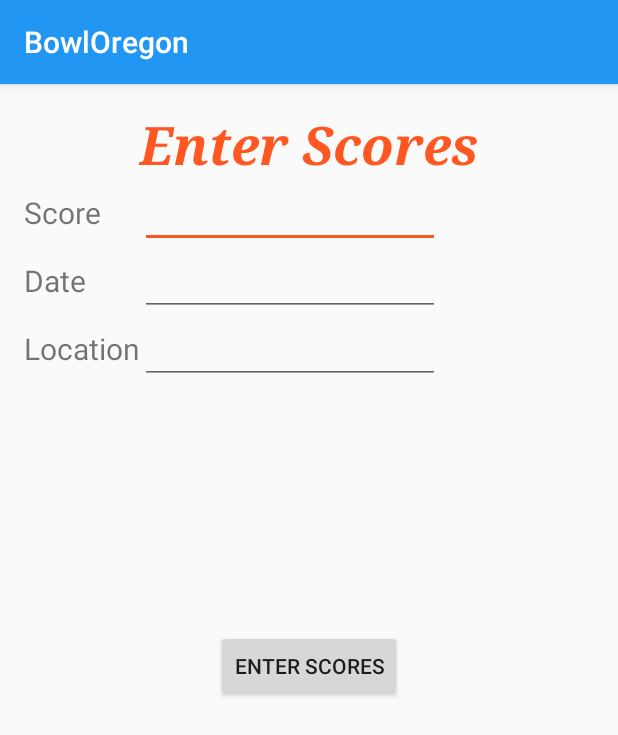
After one commit to darenschaad/Android_Bowl-Oregon, an Android app: the ScoresActivity screen opened directly, with no data from a screen before it, on a phone screen of 412 x 824 dp. The commit adds this screen. Shown: the top 735 px of the screen. Run offline under Robolectric (Android 15) with nearby library versions, the phone set to English and light mode, and no system bars.

Commit message:
Add layout to ScoresActivity

```diff
--- a/app/build.gradle
+++ b/app/build.gradle
@@ -23,4 +23,5 @@ dependencies {
     compile fileTree(dir: 'libs', include: ['*.jar'])
     testCompile 'junit:junit:4.12'
     compile 'com.android.support:appcompat-v7:23.3.0'
+    compile 'com.jakewharton:butterknife:7.0.1'
 }
--- /dev/null
+++ b/app/src/main/java/com/epicodus/bowloregon/ScoresActivity.java
@@ -0,0 +1,13 @@
+package com.epicodus.bowloregon;
+
+import android.support.v7.app.AppCompatActivity;
+import android.os.Bundle;
+
+public class ScoresActivity extends AppCompatActivity {
+
+    @Override
+    protected void onCreate(Bundle savedInstanceState) {
+        super.onCreate(savedInstanceState);
+        setContentView(R.layout.activity_scores);
+    }
+}
--- /dev/null
+++ b/app/src/main/res/layout/activity_scores.xml
@@ -0,0 +1,88 @@
+<?xml version="1.0" encoding="utf-8"?>
+<RelativeLayout xmlns:android="http://schemas.android.com/apk/res/android"
+    xmlns:tools="http://schemas.android.com/tools"
+    android:layout_width="match_parent"
+    android:layout_height="match_parent"
+    android:paddingBottom="@dimen/activity_vertical_margin"
+    android:paddingLeft="@dimen/activity_horizontal_margin"
+    android:paddingRight="@dimen/activity_horizontal_margin"
+    android:paddingTop="@dimen/activity_vertical_margin"
+    tools:context="com.epicodus.bowloregon.ScoresActivity">
+
+    <TextView
+        android:layout_width="wrap_content"
+        android:layout_height="wrap_content"
+        android:text="Enter Scores"
+        android:id="@+id/textViewScoreTitle"
+        android:layout_alignParentTop="true"
+        android:layout_centerHorizontal="true"
+        android:textSize="35sp"
+        android:typeface="serif"
+        android:textColor="@color/colorAccent"
+        android:textStyle="bold|italic" />
+
+    <GridLayout
+        android:layout_width="match_parent"
+        android:layout_height="300dp"
+        android:layout_centerHorizontal="true"
+        android:layout_below="@+id/textViewScoreTitle"
+        android:id="@+id/gridLayout">
+
+        <TextView
+            android:layout_width="wrap_content"
+            android:layout_height="wrap_content"
+            android:text="Score"
+            android:id="@+id/textViewScore"
+            android:textSize="20sp" />
+
+        <EditText
+            android:layout_width="200dp"
+            android:layout_height="wrap_content"
+            android:id="@+id/editTextScore"
+            android:layout_row="0"
+            android:layout_column="1" />
+
+        <TextView
+            android:layout_width="wrap_content"
+            android:layout_height="wrap_content"
+            android:text="Date"
+            android:id="@+id/textViewDate"
+            android:layout_row="1"
+            android:layout_column="0"
+            android:textSize="20sp" />
+
+        <EditText
+            android:layout_width="200dp"
+            android:layout_height="wrap_content"
+            android:id="@+id/editTextDate"
+            android:layout_row="1"
+            android:layout_column="1" />
+
+        <TextView
+            android:layout_width="wrap_content"
+            android:layout_height="wrap_content"
+            android:text="Location"
+            android:id="@+id/textViewLocation"
+            android:layout_row="2"
+            android:layout_column="0"
+            android:textSize="20sp" />
+
+        <EditText
+            android:layout_width="200dp"
+            android:layout_height="wrap_content"
+            android:id="@+id/editText"
+            android:layout_row="2"
+            android:layout_column="1" />
+
+
+    </GridLayout>
+    <Button
+        android:layout_width="wrap_content"
+        android:layout_height="wrap_content"
+        android:text="Enter Scores"
+        android:id="@+id/buttonEnterScores"
+        android:layout_row="21"
+        android:layout_column="1"
+        android:layout_centerHorizontal="true"
+        android:layout_below="@+id/gridLayout"/>
+</RelativeLayout>
--- a/app/src/main/res/values/colors.xml
+++ b/app/src/main/res/values/colors.xml
@@ -2,7 +2,7 @@
 <resources>
     <color name="colorPrimary">#2196F3</color>
     <color name="colorPrimaryDark">#1976D2</color>
-    <color name="colorAccent">#FF5722</color>
+    <color name="colorAccent">#ff5722</color>
     <color name="colorPrimaryText">#212121</color>
     <color name="colorSecondaryText">#727272</color>
     <color name="colorDivider">#B6B6B6</color>
--- a/app/src/main/res/values/styles.xml
+++ b/app/src/main/res/values/styles.xml
@@ -7,5 +7,6 @@
         <item name="colorPrimaryDark">@color/colorPrimaryDark</item>
         <item name="colorAccent">@color/colorAccent</item>
     </style>
+    <style name="NoActionBarTheme" parent="Theme.AppCompat.Light.NoActionBar"></style>
 
 </resources>
```
Also changed, not shown: app/src/main/AndroidManifest.xml (+9 -1 lines), app/src/main/java/com/epicodus/bowloregon/MainActivity.java (+30 -0 lines), app/src/main/java/com/epicodus/bowloregon/StatsActivity.java (added, +13 -0 lines), app/src/main/res/layout/activity_main.xml (+15 -5 lines), app/src/main/res/layout/activity_stats.xml (added, +12 -0 lines), app/src/main/res/drawable/bowlingdown.jpg (renamed from app/src/main/res/drawable/BowlingTrial.jpg), app/src/main/res/drawable/bowlingup.jpg (renamed from app/src/main/res/drawable/BowlingCover.jpg).
